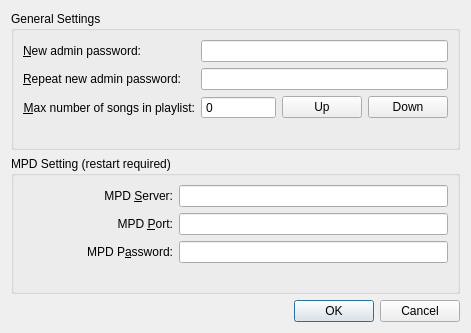
This is src/settingsDialog.ui in thomaslundgaard/Pimp as Qt 5 draws it before an edit. The edited form follows.
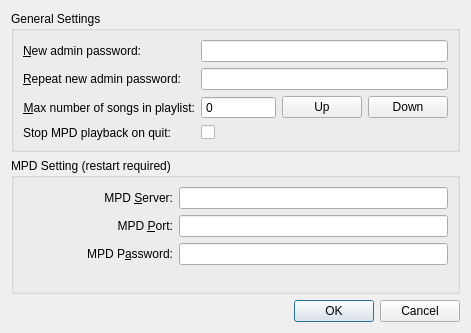
This is the edited form.

Commit message: add option "stop mpd playback on quit"

Diff of the .ui file:
```diff
--- a/src/settingsDialog.ui
+++ b/src/settingsDialog.ui
@@ -103,6 +103,20 @@
           </property>
          </widget>
         </item>
+        <item row="3" column="0">
+         <widget class="QLabel" name="label_6">
+          <property name="text">
+           <string>Stop MPD playback on quit:</string>
+          </property>
+         </widget>
+        </item>
+        <item row="3" column="1">
+         <widget class="QCheckBox" name="stopOnQuitCheckBox">
+          <property name="text">
+           <string/>
+          </property>
+         </widget>
+        </item>
        </layout>
       </item>
      </layout>
```
The commit also changes 3 other files.
